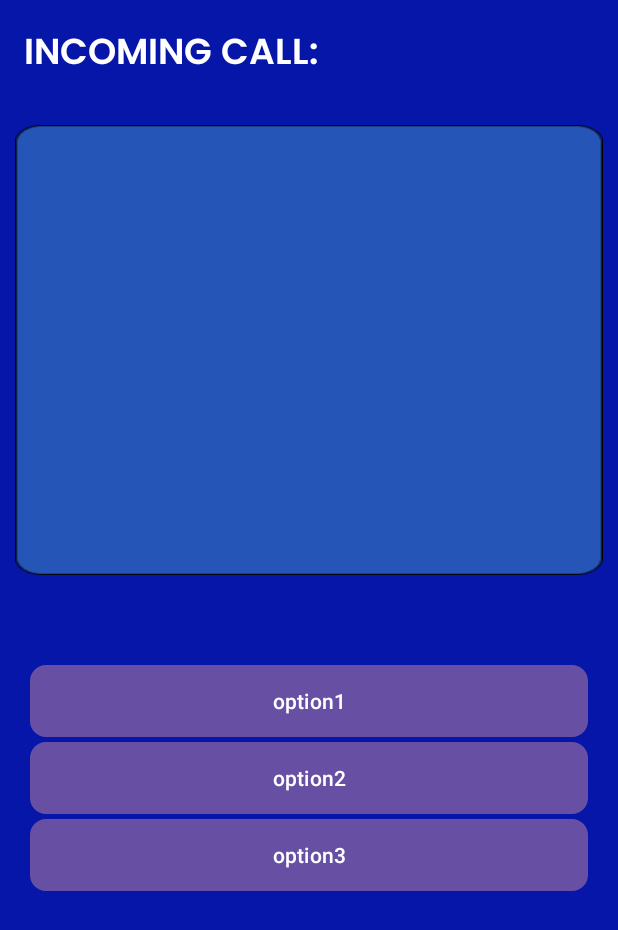
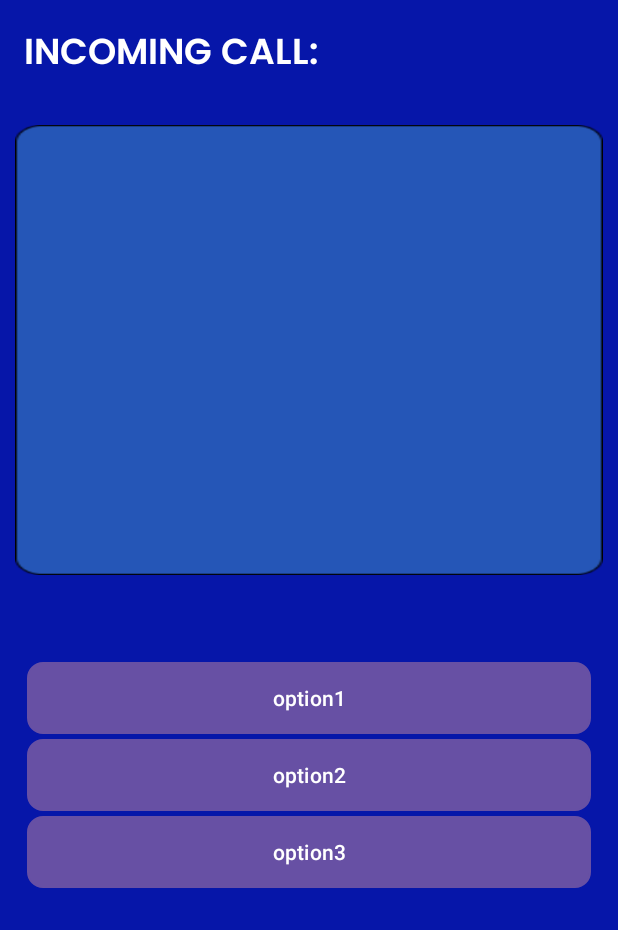
Before and after one commit to Kangkong24/CalltoDuty, an Android app: the GamePlay screen opened directly, with no data from a screen before it, on a phone screen of 412 x 824 dp. Shown: the top 930 px of the screen. Run offline under Robolectric (Android 15) with nearby library versions, the phone set to English and light mode, and no system bars.

Commit message:
changed padding in ui.

```diff
--- a/app/src/main/res/layout/activity_game_play.xml
+++ b/app/src/main/res/layout/activity_game_play.xml
@@ -33,7 +33,7 @@
         android:layout_width="match_parent"
         android:layout_height="wrap_content"
         android:orientation="vertical"
-        android:layout_margin="20dp">
+        android:layout_margin="18dp">
 
         <Button
             android:id="@+id/optionButton1"
@@ -65,26 +65,26 @@
         <ImageView
             android:id="@+id/optionImage1"
             android:layout_width="match_parent"
-            android:layout_height="wrap_content"
+            android:layout_height="85dp"
             android:layout_marginTop="10dp"
             android:layout_gravity="center"
-            android:visibility="gone" />
+            android:visibility="gone"/>
 
         <ImageView
             android:id="@+id/optionImage2"
             android:layout_width="match_parent"
-            android:layout_height="wrap_content"
+            android:layout_height="85dp"
             android:layout_marginTop="10dp"
             android:layout_gravity="center"
-            android:visibility="gone" />
+            android:visibility="gone"/>
 
         <ImageView
             android:id="@+id/optionImage3"
             android:layout_width="match_parent"
-            android:layout_height="wrap_content"
-            android:layout_marginTop="10dp"
+            android:layout_height="90dp"
+            android:layout_marginTop="9dp"
             android:layout_gravity="center"
-            android:visibility="gone" />
+            android:visibility="gone"/>
 
     </LinearLayout>
 
```
Also changed, not shown: app/src/main/res/drawable/response_btn.png (added).
